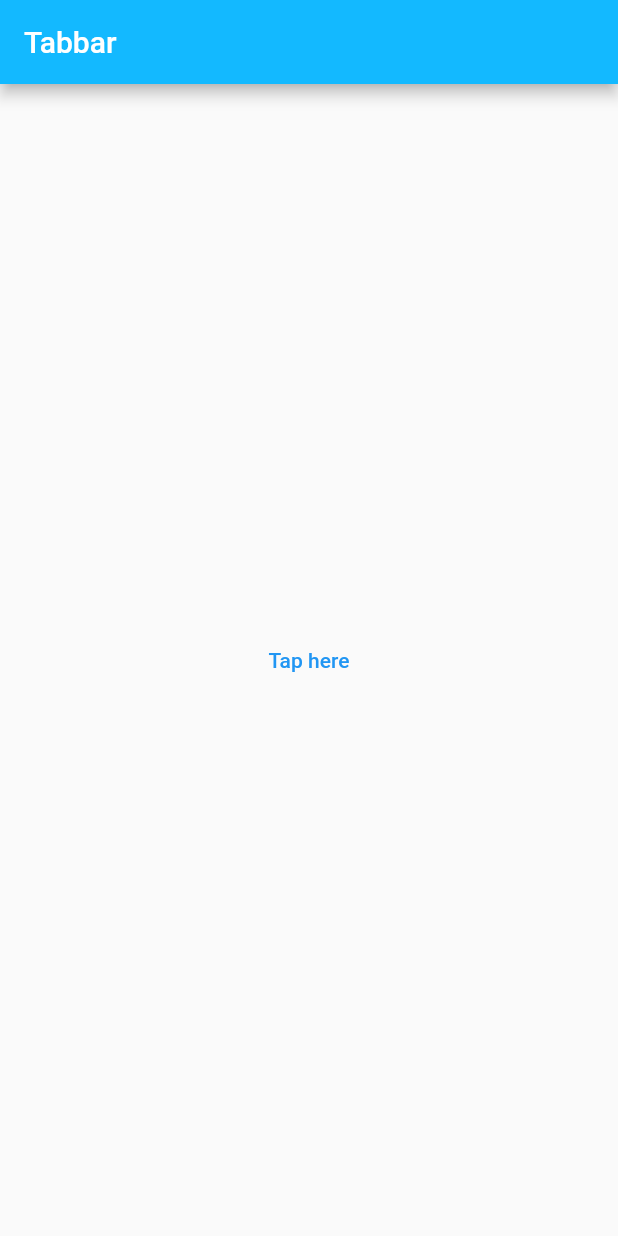
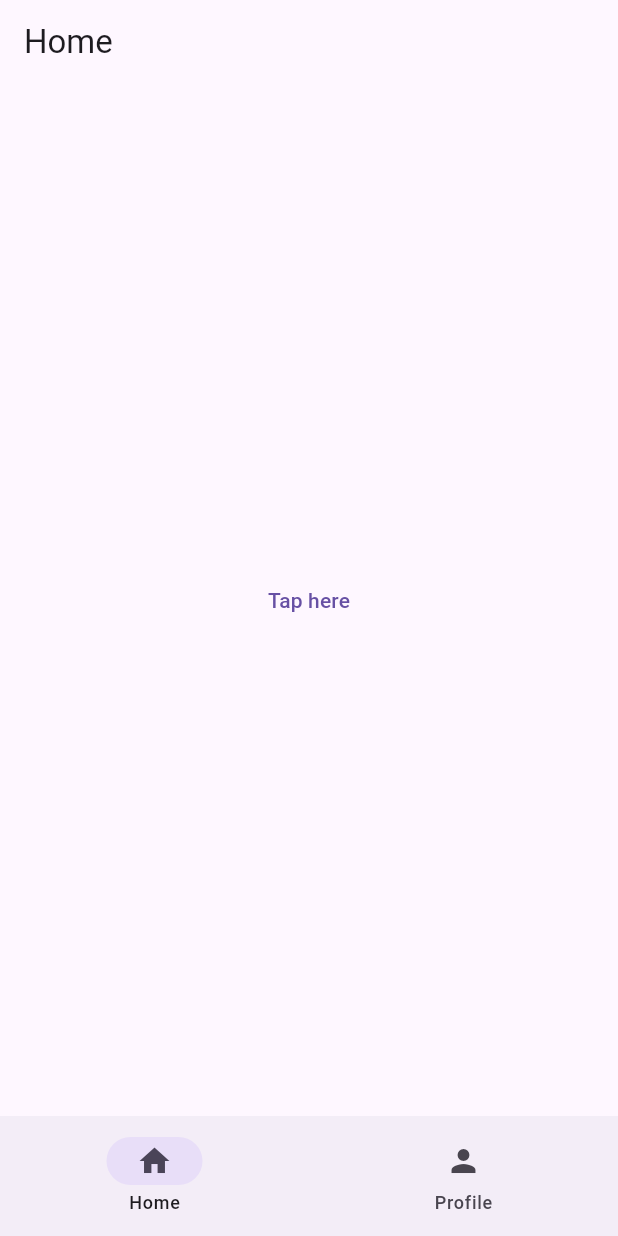
Before and after one commit to mugbug/talks, a Flutter app: the screen it shows after launch, on a phone screen of 412 x 824 dp. Run offline on Flutter 3.47's test engine with Material 2 defaults, Android fonts, the phone set to English and light mode, and no system bars; our stand-ins replace args, bloc, equatable, flutter_bloc, go_router; missing offline and left inert: mason_logger, process_run, pub_updater; generated files the repository leaves out were written again.

Commit message:
feat: add go router navigation

```diff
--- a/flutter_and_dart/dependency_injection/lib/app/view/app.dart
+++ b/flutter_and_dart/dependency_injection/lib/app/view/app.dart
@@ -1,5 +1,5 @@
-import 'package:dependency_injection/di/app_composition_root.dart';
 import 'package:dependency_injection/l10n/l10n.dart';
+import 'package:dependency_injection/router/router.dart';
 import 'package:flutter/material.dart';
 
 class App extends StatelessWidget {
@@ -7,16 +7,11 @@ class App extends StatelessWidget {
 
   @override
   Widget build(BuildContext context) {
-    return MaterialApp(
-      theme: ThemeData(
-        appBarTheme: const AppBarTheme(color: Color(0xFF13B9FF)),
-        colorScheme: ColorScheme.fromSwatch(
-          accentColor: const Color(0xFF13B9FF),
-        ),
-      ),
+    return MaterialApp.router(
+      routerConfig: createRouter(),
+      theme: ThemeData(useMaterial3: true),
       localizationsDelegates: AppLocalizations.localizationsDelegates,
       supportedLocales: AppLocalizations.supportedLocales,
-      home: AppCompositionRoot().makeTabbarScreen(),
     );
   }
 }
--- /dev/null
+++ b/flutter_and_dart/dependency_injection/lib/router/router.dart
@@ -0,0 +1,66 @@
+import 'package:dependency_injection/di/app_composition_root.dart';
+import 'package:flutter/material.dart';
+import 'package:go_router/go_router.dart';
+
+GoRouter createRouter() {
+  final rootNavigatorKey = GlobalKey<NavigatorState>();
+  final shellNavigatorHomeKey = GlobalKey<NavigatorState>(
+    debugLabel: 'shell_home',
+  );
+  final shellNavigatorProfileKey = GlobalKey<NavigatorState>(
+    debugLabel: 'shell_profile',
+  );
+
+  return GoRouter(
+    initialLocation: '/home',
+    navigatorKey: rootNavigatorKey,
+    routes: [
+      StatefulShellRoute.indexedStack(
+        builder: (context, state, navigationShell) {
+          return AppCompositionRoot().makeTabbarScreen(
+            navigationShell: navigationShell,
+          );
+        },
+        branches: [
+          StatefulShellBranch(
+            navigatorKey: shellNavigatorHomeKey,
+            routes: [
+              GoRoute(
+                path: '/home',
+                pageBuilder: (context, state) => NoTransitionPage(
+                  child: AppCompositionRoot().makeHomeScreen(),
+                ),
+              ),
+            ],
+          ),
+          StatefulShellBranch(
+            navigatorKey: shellNavigatorProfileKey,
+            routes: [
+              GoRoute(
+                path: '/profile',
+                pageBuilder: (context, state) => NoTransitionPage(
+                  child: AppCompositionRoot().makeProfileScreen(),
+                ),
+              ),
+            ],
+          ),
+        ],
+      ),
+    ],
+    observers: [RedirectToHomeObserver()],
+  );
+}
+
+class RedirectToHomeObserver extends NavigatorObserver {
+  @override
+  void didPush(Route<dynamic> route, Route<dynamic>? previousRoute) {
+    super.didPush(route, previousRoute);
+
+    if (previousRoute == null && route.settings.name != '/home') {
+      WidgetsBinding.instance.addPostFrameCallback((_) {
+        final context = route.navigator!.context;
+        GoRouter.of(context).go('/home');
+      });
+    }
+  }
+}
--- a/flutter_and_dart/dependency_injection/packages/micro_features/tabbar/lib/src/features/tabbar/presentation/screens/tabbar_screen.dart
+++ b/flutter_and_dart/dependency_injection/packages/micro_features/tabbar/lib/src/features/tabbar/presentation/screens/tabbar_screen.dart
@@ -1,5 +1,6 @@
 import 'package:flutter/material.dart';
 import 'package:flutter_bloc/flutter_bloc.dart';
+import 'package:go_router/go_router.dart';
 
 import '../bloc/tabbar_bloc.dart';
 
@@ -11,40 +12,53 @@ class TabbarScreen extends StatelessWidget {
   const TabbarScreen({
     super.key,
     required this.bloc,
+    required this.navigationShell,
   });
 
   final TabbarBloc bloc;
+  final StatefulNavigationShell navigationShell;
 
   @override
   Widget build(BuildContext context) {
     return BlocProvider<TabbarBloc>.value(
       value: bloc,
-      child: const TabbarView(),
+      child: TabbarView(
+        navigationShell: navigationShell,
+      ),
     );
   }
 }
 
 class TabbarView extends StatelessWidget {
   const TabbarView({
-    super.key,
+    super.key = const ValueKey('TabbarView'),
+    required this.navigationShell,
   });
+
+  final StatefulNavigationShell navigationShell;
+
+  void _goBranch(int index) {
+    navigationShell.goBranch(
+      index,
+      // A common pattern when using bottom navigation bars is to support
+      // navigating to the initial location when tapping the item that is
+      // already active. This example demonstrates how to support this behavior,
+      // using the initialLocation parameter of goBranch.
+      initialLocation: index == navigationShell.currentIndex,
+    );
+  }
 
   @override
   Widget build(BuildContext context) {
     return Scaffold(
-      appBar: AppBar(title: Text('Tabbar')),
-      body: BlocBuilder<TabbarBloc, TabbarState>(
-        builder: (context, state) {
-          if (state is TabbarLoading) {
-            return const _TabbarLoadingView();
-          }
-
-          if (state is TabbarSuccess) {
-            return _TabbarSuccessView(state: state);
-          }
-
-          return const _TabbarInitialView();
-        },
+      body: navigationShell,
+      bottomNavigationBar: NavigationBar(
+        selectedIndex: navigationShell.currentIndex,
+        destinations: const [
+          NavigationDestination(icon: Icon(Icons.home), label: 'Home'),
+          NavigationDestination(icon: Icon(Icons.person), label: 'Profile'),
+        ],
+        onDestinationSelected: _goBranch,
       ),
     );
   }
--- a/flutter_and_dart/dependency_injection/packages/micro_features/tabbar/lib/src/tabbar_composition_root.dart
+++ b/flutter_and_dart/dependency_injection/packages/micro_features/tabbar/lib/src/tabbar_composition_root.dart
@@ -1,9 +1,10 @@
+import 'package:go_router/go_router.dart';
+import 'package:http/http.dart';
 import 'package:tabbar/src/features/tabbar/business_logic/use_case/tabbar_use_case.dart';
 import 'package:tabbar/src/features/tabbar/data/data_source/tabbar_rest_data_source.dart';
 import 'package:tabbar/src/features/tabbar/data/repositories/tabbar_repository.dart';
 import 'package:tabbar/src/features/tabbar/presentation/bloc/tabbar_bloc.dart';
 import 'package:tabbar/src/features/tabbar/presentation/screens/tabbar_screen.dart';
-import 'package:http/http.dart';
 
 /// The package that will start this module should implement this
 /// abstract class returning the expected objects so we can use them here.
@@ -32,8 +33,11 @@ class TabbarCompositionRoot {
 
   final TabbarExternalCompositionRoot _externalCompositionRoot;
 
-  TabbarScreen makeScreen() {
-    return TabbarScreen(bloc: makeBloc());
+  TabbarScreen makeScreen({required StatefulNavigationShell navigationShell}) {
+    return TabbarScreen(
+      bloc: makeBloc(),
+      navigationShell: navigationShell,
+    );
   }
 
   TabbarBloc makeBloc() {
@@ -47,8 +51,7 @@ class TabbarCompositionRoot {
   }
 
   TabbarRepository makeRepository() {
-    return TabbarRepository(
-        tabbarRestDataSource: makeRestDataSource());
+    return TabbarRepository(tabbarRestDataSource: makeRestDataSource());
   }
 
   TabbarRestDataSource makeRestDataSource() {
--- a/flutter_and_dart/dependency_injection/packages/micro_features/tabbar/pubspec.yaml
+++ b/flutter_and_dart/dependency_injection/packages/micro_features/tabbar/pubspec.yaml
@@ -12,6 +12,7 @@ dependencies:
   flutter:
     sdk: flutter
   flutter_bloc: ^8.1.1
+  go_router: ^9.0.0
   http: ^0.13.1
   http_client:
     path: ../../core/http_client
--- a/flutter_and_dart/dependency_injection/pubspec.yaml
+++ b/flutter_and_dart/dependency_injection/pubspec.yaml
@@ -13,10 +13,15 @@ dependencies:
   flutter_bloc: ^8.1.3
   flutter_localizations:
     sdk: flutter
+  go_router: ^9.0.0
+  home:
+    path: ./packages/micro_features/home
   http: ^0.13.1
   http_client:
     path: ./packages/core/http_client
   intl: ^0.18.0
+  profile:
+    path: ./packages/micro_features/profile
   tabbar:
     path: ./packages/micro_features/tabbar
 
```
Also changed, not shown: flutter_and_dart/dependency_injection/lib/di/app_composition_root.dart (+21 -4 lines), 4 other files.
